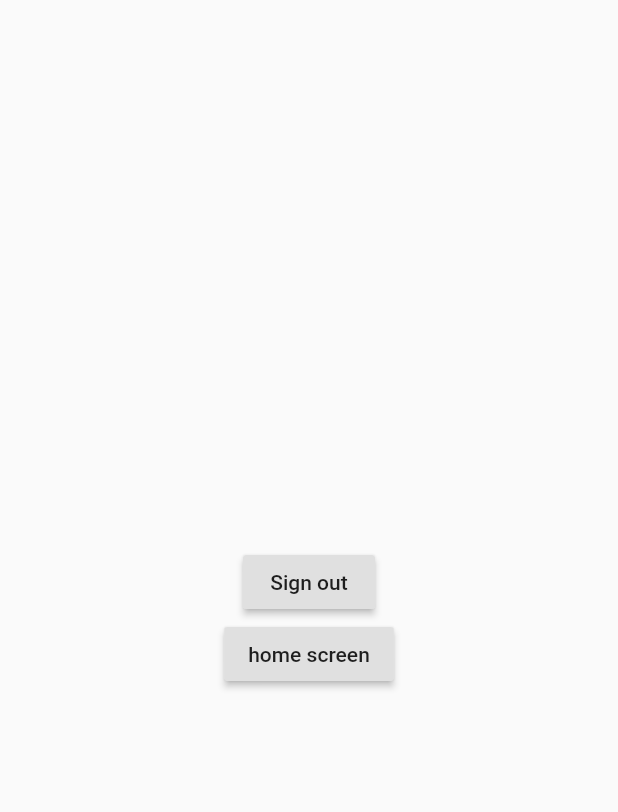
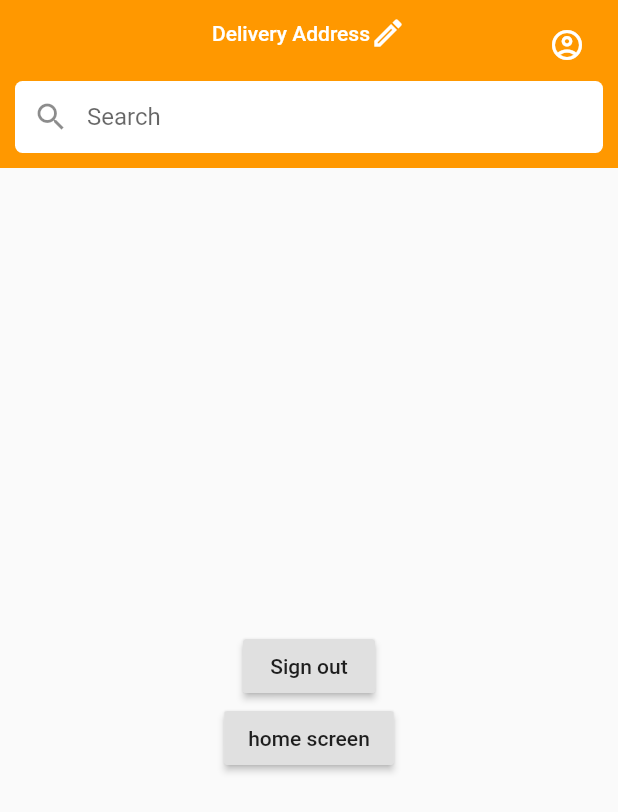
Before and after one commit to sanket27898/Fluttter_cloudKitchen_Customer_app, a Flutter app: the HomeScreen screen opened by its route, on a phone screen of 412 x 824 dp. Shown: the top 812 px of the screen. Run offline on Flutter 3.47's test engine with Material 2 defaults, Android fonts, the phone set to English and light mode, and no system bars; our stand-ins replace cloud_firestore, dots_indicator, firebase_auth, firebase_core, flutter_spinkit, geolocator and 1 more; missing offline and left inert: geocoder; accounts and stored records are empty.

Commit message:
v10_flutter_appbar_with_bottom_search_bar here we make homescreen appbar with search textField or bar..'

```diff
--- a/lib/screens/home_screen.dart
+++ b/lib/screens/home_screen.dart
@@ -1,3 +1,5 @@
+import 'dart:ui';
+
 import 'package:flutter/material.dart';
 import 'package:firebase_auth/firebase_auth.dart';
 import 'package:provider/provider.dart';
@@ -12,6 +14,57 @@ class HomeScreen extends StatelessWidget {
   Widget build(BuildContext context) {
     final auth = Provider.of<AuthProvider>(context);
     return Scaffold(
+      appBar: AppBar(
+        elevation: 0.0,
+        leading: Container(),
+        title: FlatButton(
+          onPressed: () {},
+          child: Row(
+            mainAxisSize: MainAxisSize.min,
+            children: [
+              Text(
+                'Delivery Address',
+                style: TextStyle(color: Colors.white),
+              ),
+              Icon(
+                Icons.edit_outlined,
+                color: Colors.white,
+              ),
+            ],
+          ),
+        ),
+        actions: [
+          Padding(
+            padding: const EdgeInsets.all(10.0),
+            child: IconButton(
+              onPressed: () {},
+              icon: Icon(
+                Icons.account_circle_outlined,
+                color: Colors.white,
+              ),
+            ),
+          )
+        ],
+        centerTitle: true,
+        bottom: PreferredSize(
+          preferredSize: Size.fromHeight(56),
+          child: Padding(
+            padding: const EdgeInsets.all(10.0),
+            child: TextField(
+              decoration: InputDecoration(
+                hintText: 'Search',
+                prefixIcon: Icon(Icons.search),
+                border: OutlineInputBorder(
+                    borderRadius: BorderRadius.circular(5),
+                    borderSide: BorderSide.none),
+                contentPadding: EdgeInsets.zero,
+                filled: true,
+                fillColor: Colors.white,
+              ),
+            ),
+          ),
+        ),
+      ),
       body: Center(
         child: Column(
           mainAxisSize: MainAxisSize.min,
```
